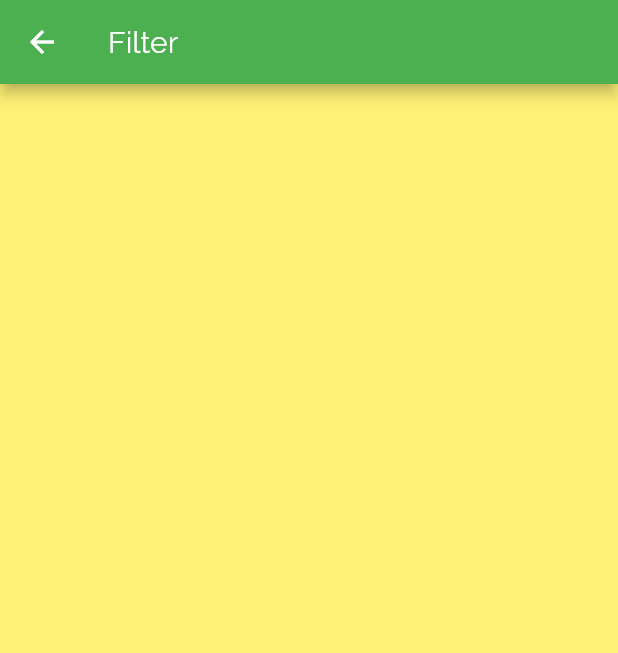
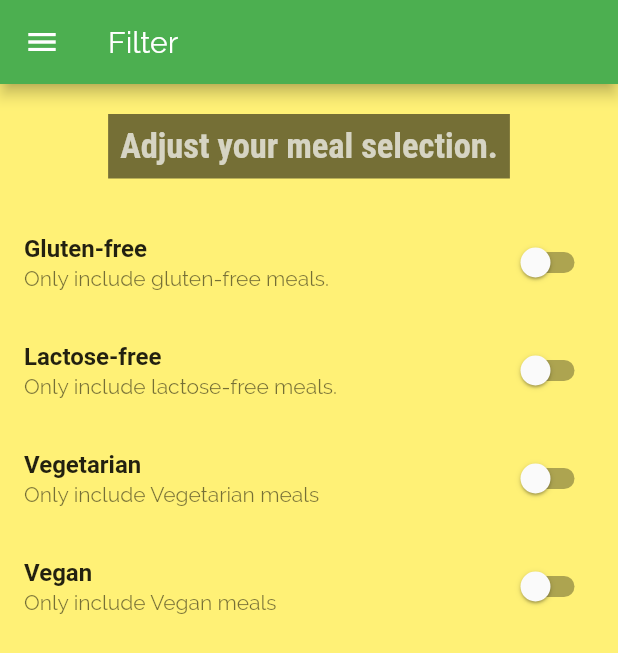
Before and after one commit to PoPowerYang/mealsapp, a Flutter app: the FilterScreen screen opened by its route, on a phone screen of 412 x 824 dp. Shown: the top 653 px of the screen. Run offline on Flutter 3.47's test engine with Material 2 defaults, Android fonts, the phone set to English and light mode, and no system bars.

Commit message:
filter switch implemented

```diff
--- a/lib/screens/filters_screen.dart
+++ b/lib/screens/filters_screen.dart
@@ -1,12 +1,101 @@
 import 'package:flutter/material.dart';
 
-class FilterScreen extends StatelessWidget {
+import '../widgets/main_drawer.dart';
+
+class FilterScreen extends StatefulWidget {
   static final String routeName = '/FilterScreen';
+
+  @override
+  _FilterScreenState createState() => _FilterScreenState();
+}
+
+class _FilterScreenState extends State<FilterScreen> {
+  bool _glutenFree = false;
+  bool _vegatarian = false;
+  bool _vegan = false;
+  bool _lactoseFree = false;
+
+  Widget _buildSwitchListTile(
+    String title,
+    String description,
+    bool currentValue,
+    Function updateValue,
+  ) {
+
+    return SwitchListTile(
+                  title: Text(title, style: TextStyle(fontWeight: FontWeight.bold),),
+                  value: currentValue,
+                  subtitle: Text(description),
+                  onChanged: updateValue,
+                );
+  }
 
   @override
   Widget build(BuildContext context) {
     return Scaffold(
       appBar: AppBar(title: Text('Filter'),),
+      drawer: MainDrawer(),
+      body: Column(
+        children: <Widget>[
+          Container(
+            padding: EdgeInsets.all(20),
+            child: Container(
+              color: Colors.black54,
+              padding: EdgeInsets.all(8),
+              child: Text(
+                'Adjust your meal selection.',
+                style: Theme.of(context).textTheme.title,
+              ),
+            ),
+          ),
+          Expanded(
+            child: ListView(
+              children: <Widget>[
+                _buildSwitchListTile(
+                  'Gluten-free',
+                  'Only include gluten-free meals.',
+                  _glutenFree,
+                  (newValue) {
+                    setState(() {
+                     _glutenFree = newValue;
+                    });
+                  }
+                ),
+                _buildSwitchListTile(
+                  'Lactose-free',
+                  'Only include lactose-free meals.',
+                  _lactoseFree,
+                  (newValue) {
+                    setState(() {
+                     _lactoseFree = newValue;
+                    });
+                  }
+                ),
+                _buildSwitchListTile(
+                  'Vegetarian',
+                  'Only include Vegetarian meals',
+                  _vegatarian,
+                  (newValue) {
+                    setState(() {
+                     _vegatarian = newValue;
+                    });
+                  }
+                ),
+                _buildSwitchListTile(
+                  'Vegan',
+                  'Only include Vegan meals',
+                  _vegan,
+                  (newValue) {
+                    setState(() {
+                     _vegan = newValue;
+                    });
+                  }
+                )
+              ],
+            ),
+          )
+        ],
+      ),
     );
   }
 }
--- a/lib/screens/tab_screen.dart
+++ b/lib/screens/tab_screen.dart
@@ -1,6 +1,6 @@
 import 'package:flutter/material.dart';
 
-import '../screens/main_drawer.dart';
+import '../widgets/main_drawer.dart';
 import '../screens/favorite_screen.dart';
 import '../screens/categories_screen.dart';
 
--- a/lib/screens/main_drawer.dart
+++ b/lib/widgets/main_drawer.dart
@@ -1,6 +1,6 @@
 import 'package:flutter/material.dart';
 
-import './filters_screen.dart';
+import '../screens/filters_screen.dart';
 
 class MainDrawer extends StatelessWidget {
   Widget buildListTile(String title, IconData icon, Function tapHandler) {
@@ -47,14 +47,14 @@ class MainDrawer extends StatelessWidget {
             'Meals',
             Icons.restaurant,
             () {
-              Navigator.of(context).pushNamed('/');
+              Navigator.of(context).pushReplacementNamed('/');//avoid the number of stack pages grow infinitely
             },
           ),
           buildListTile(
             'Filters',
             Icons.filter,
             () {
-              Navigator.of(context).pushNamed(FilterScreen.routeName);
+              Navigator.of(context).pushReplacementNamed(FilterScreen.routeName);
             },
           ),
         ],
```
Also changed, not shown: lib/screens/category_meals_screen.dart (+46 -16 lines), lib/screens/meal_detail_screen.dart (+8 -0 lines), lib/widgets/meal_item.dart (+7 -1 lines).
